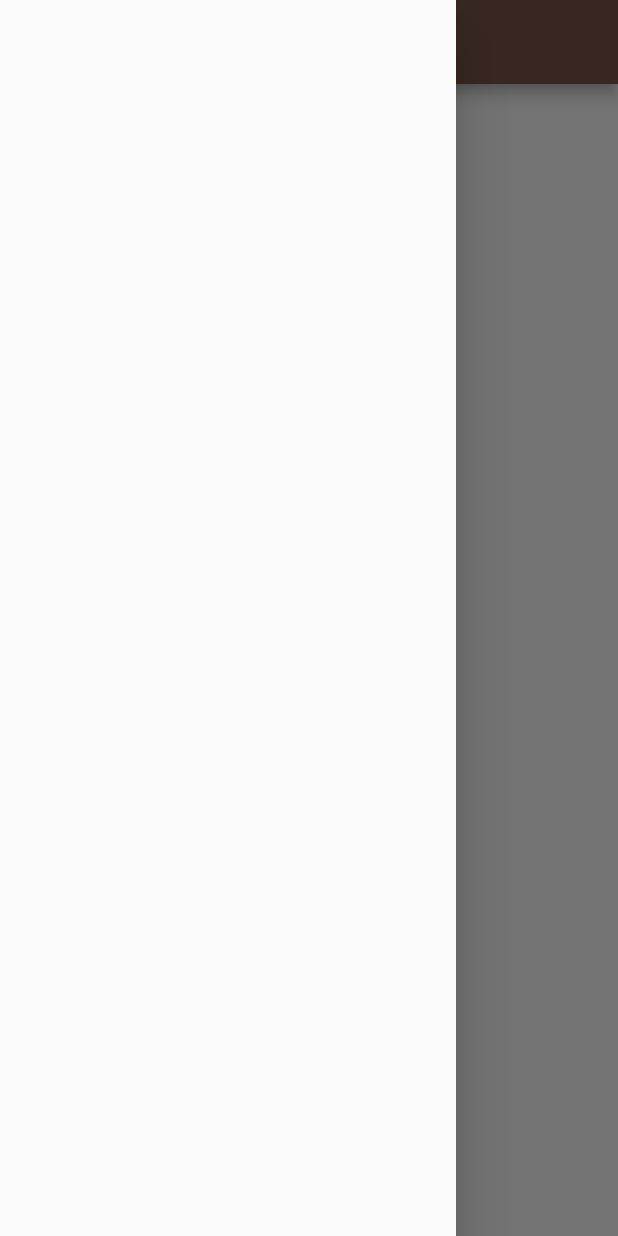
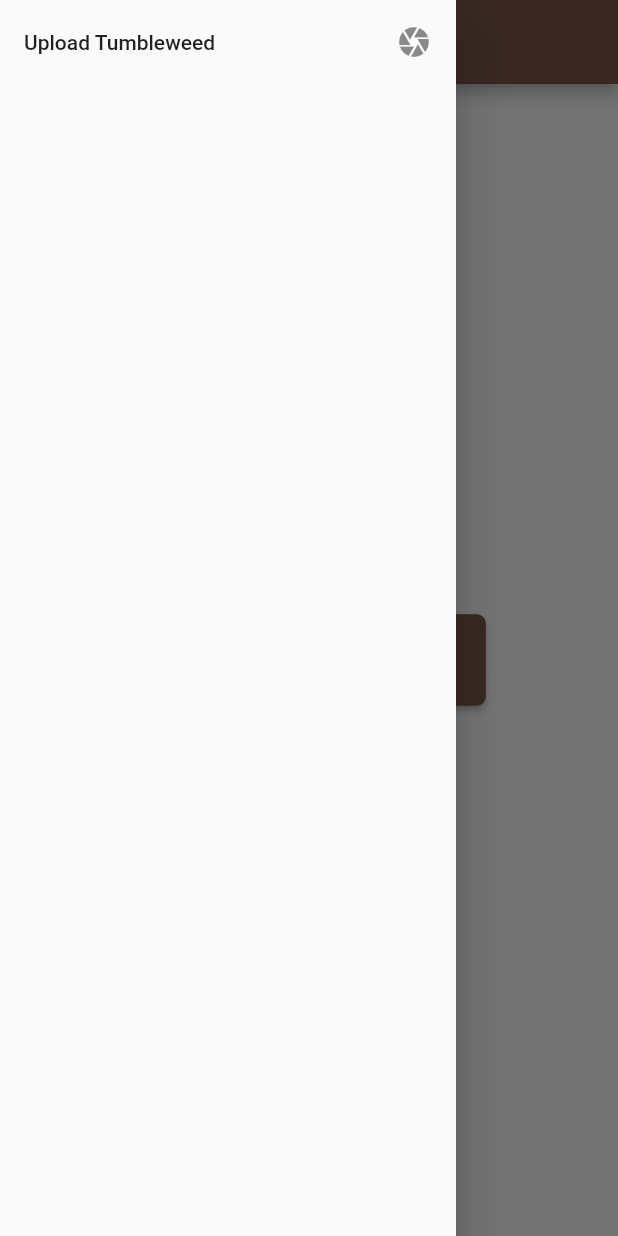
Before and after one commit to Lisgang-SET-Hacks/tumbleweed-go-mobile, a Flutter app: the screen it shows after launch, with the side drawer open, on a phone screen of 412 x 824 dp. Run offline on Flutter 3.47's test engine with Material 2 defaults, Android fonts, the light colour scheme and no system bars; our stand-ins replace camera, geolocator.

Commit message:
Updated main page ui & added drawer

```diff
--- a/tumbleweed_go/lib/main.dart
+++ b/tumbleweed_go/lib/main.dart
@@ -35,17 +35,35 @@ class _HomePageState extends State<HomePage> {
   Widget build(BuildContext context) {
     return Scaffold(
       appBar: AppBar(title: Text(widget.title)),
-      drawer: Drawer(),
-      body: Builder(builder: (BuildContext context) {
+      drawer: Drawer(
+          child: ListView(
+        children: <Widget>[
+          ListTile(
+              title: Text("Upload Tumbleweed"), trailing: Icon(Icons.camera)),
+        ],
+      )),
+      body: Builder(
+        builder: (BuildContext context) {
           return Center(
             child: RaisedButton(
+              color: Colors.brown,
+              shape: RoundedRectangleBorder(
+                borderRadius: BorderRadius.circular(6.0),
+              ),
               onPressed: () {
                 _pushCamera();
               },
-            child: Text('Upload Tumbleweed'),
+              child: Padding(
+                padding: EdgeInsets.all(20.0),
+                child: Text(
+                  'Upload Tumbleweed',
+                  style: TextStyle(color: Colors.white, fontSize: 18.0),
+                ),
+              ),
             ),
           );
-      }),
+        },
+      ),
     );
   }
 
```
Lines whose indentation alone changed are shown as unchanged.
